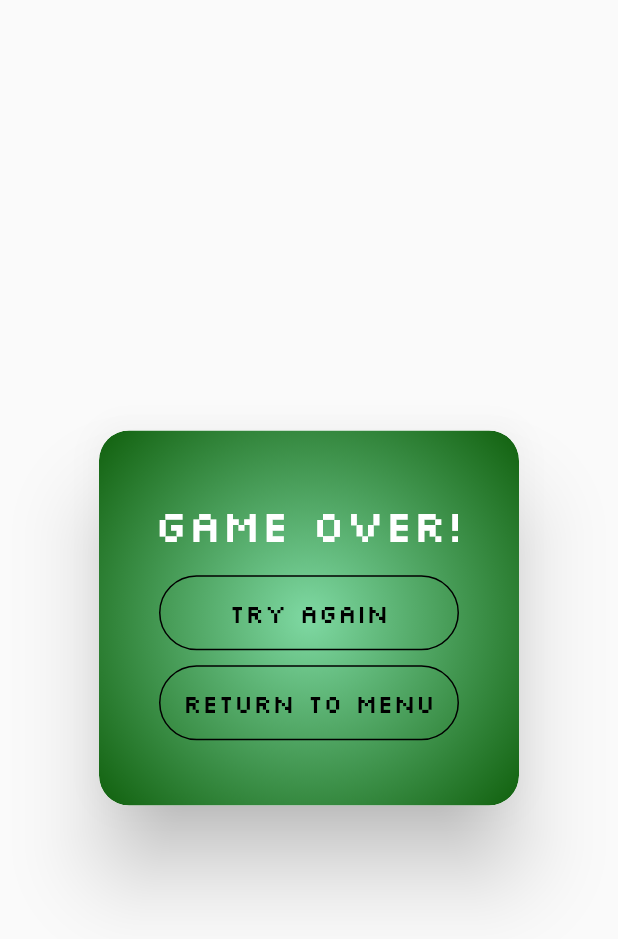
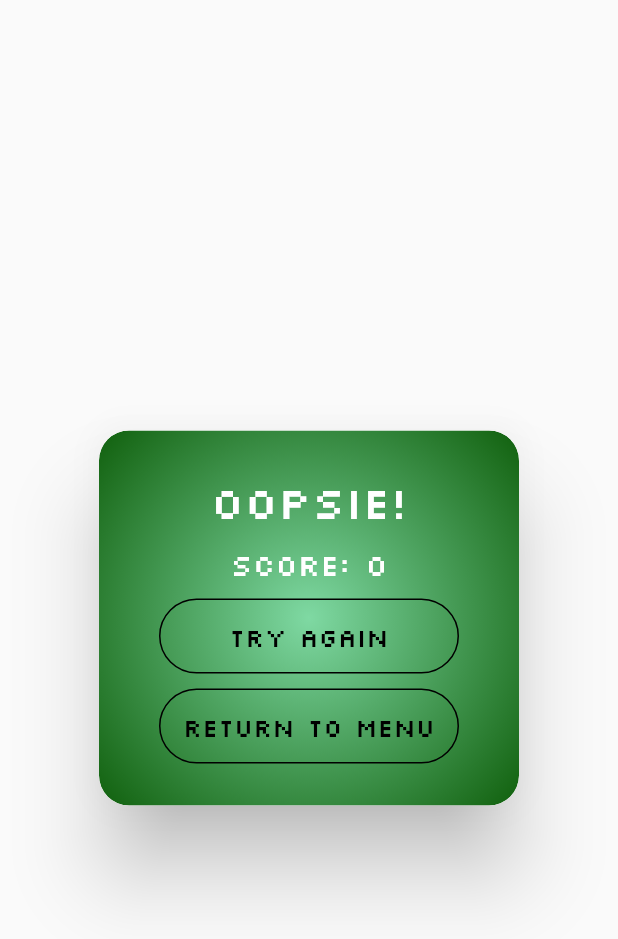
Before and after one commit to serhankars/cat_something_game, a Flutter app: the GameOverDialog widget shown alone on an empty page, opened directly, on a phone screen of 412 x 824 dp. Shown: the top 939 px of the screen. Run offline on Flutter 3.47's test engine with Material 2 defaults, Android fonts, the phone set to English and light mode, and no system bars.

Commit message:
Score is displayed, new images added

```diff
--- a/lib/main.dart
+++ b/lib/main.dart
@@ -32,6 +32,7 @@ class MyApp extends StatelessWidget {
             create: (context) => CollisionService()),
       ],
       child: MaterialApp(
+        debugShowCheckedModeBanner: false,
         title: 'Cat something',
         theme: ThemeData(
           fontFamily: 'BitmapFont',
--- a/lib/services/collision_service.dart
+++ b/lib/services/collision_service.dart
@@ -11,6 +11,7 @@ import 'mouse_positioning_service.dart';
 class CollisionService extends ChangeNotifier {
   late BuildContext context;
   late Timer collisionControlTimer;
+  bool _mouseCatched = false;
 
   void initTimer(BuildContext contextParam) {
     context = contextParam;
@@ -37,6 +38,13 @@ class CollisionService extends ChangeNotifier {
         Provider.of<MousePositioningService>(context, listen: false)
             .getCurrentAlignment();
 
+    if (!_mouseCatched &&
+        (currentCatAlignment.x - currentMouseAlignment.x).abs() < 0.06 &&
+        (currentCatAlignment.y - currentMouseAlignment.y).abs() < 0.06) {
+      _mouseCatched = true;
+      _onMouseCatched();
+    }
+
     List<Alignment> prevAlignmentOfDogs =
         dogsPositioningService.previousAlignmentsList;
     List<Alignment> nextAlignmentOfDogs =
@@ -47,14 +55,9 @@ class CollisionService extends ChangeNotifier {
               begin: prevAlignmentOfDogs[i], end: nextAlignmentOfDogs[i])
           .evaluate(dogsPositioningService.dogsAnimationController);
 
-      if ((currentCatAlignment.x - currentDogAlignment.x).abs() < 0.04 &&
-          (currentCatAlignment.y - currentDogAlignment.y).abs() < 0.04) {
+      if ((currentCatAlignment.x - currentDogAlignment.x).abs() < 0.06 &&
+          (currentCatAlignment.y - currentDogAlignment.y).abs() < 0.06) {
         _endGame();
-      }
-
-      if ((currentCatAlignment.x - currentMouseAlignment.x).abs() < 0.04 &&
-          (currentCatAlignment.y - currentMouseAlignment.y).abs() < 0.04) {
-        _onMouseCatched();
       }
     }
   }
@@ -63,6 +66,7 @@ class CollisionService extends ChangeNotifier {
     Provider.of<GameService>(context, listen: false).onMouseCatched();
     Provider.of<MousePositioningService>(context, listen: false)
         .resetPosition();
+    _mouseCatched = false;
   }
 
   void _endGame() {
--- a/lib/services/game_service.dart
+++ b/lib/services/game_service.dart
@@ -16,6 +16,7 @@ class GameService extends ChangeNotifier {
   int totalMouseCatched = 0;
 
   void initTimer(BuildContext context) {
+    totalMouseCatched = 0;
     autonumousItemsTimer = Timer.periodic(
         Duration(seconds: durationBetweenPointsForDogs), (timer) {
       if (!isGameStarted) {
--- a/lib/widgets/cat.dart
+++ b/lib/widgets/cat.dart
@@ -46,8 +46,8 @@ class _CatState extends State<Cat> with SingleTickerProviderStateMixin {
             .animate(_animationController),
         child: Image.asset(
           "assets/images/cat.png",
-          width: 50,
-          height: 50,
+          width: 45,
+          height: 45,
         ),
       );
     });
--- a/lib/widgets/game_over_dialog.dart
+++ b/lib/widgets/game_over_dialog.dart
@@ -1,12 +1,16 @@
 import 'package:cat_something_game/pages/game_page.dart';
 import 'package:cat_something_game/pages/menu_page.dart';
+import 'package:cat_something_game/services/game_service.dart';
 import 'package:flutter/material.dart';
+import 'package:provider/provider.dart';
 
 class GameOverDialog extends StatelessWidget {
   const GameOverDialog({super.key});
 
   @override
   Widget build(BuildContext context) {
+    int score =
+        Provider.of<GameService>(context, listen: false).totalMouseCatched;
     return Dialog(
       clipBehavior: Clip.antiAliasWithSaveLayer,
       insetAnimationDuration: const Duration(seconds: 5),
@@ -37,7 +41,7 @@ class GameOverDialog extends StatelessWidget {
               alignment: Alignment.center,
               fit: BoxFit.scaleDown,
               child: Text(
-                "GAME OVER!",
+                "OOPSIE!",
                 style: TextStyle(
                   fontSize: 30,
                   color: Colors.white,
@@ -45,7 +49,21 @@ class GameOverDialog extends StatelessWidget {
               ),
             ),
             const SizedBox(
-              height: 15,
+              height: 10,
+            ),
+            FittedBox(
+              alignment: Alignment.center,
+              fit: BoxFit.scaleDown,
+              child: Text(
+                "SCORE: $score",
+                style: const TextStyle(
+                  fontSize: 20,
+                  color: Colors.white,
+                ),
+              ),
+            ),
+            const SizedBox(
+              height: 10,
             ),
             SizedBox(
               width: 200,
--- a/lib/widgets/mouse.dart
+++ b/lib/widgets/mouse.dart
@@ -53,8 +53,8 @@ class _MouseState extends State<Mouse> with SingleTickerProviderStateMixin {
             .animate(_animationController),
         child: Image.asset(
           "assets/images/mouse.png",
-          width: 50,
-          height: 50,
+          width: 30,
+          height: 30,
         ),
       );
     });
--- a/pubspec.yaml
+++ b/pubspec.yaml
@@ -80,6 +80,10 @@ flutter:
   # list giving the asset and other descriptors for the font. For
   # example:
   fonts:
+    - family: CatSomething
+      fonts:
+          - asset: assets/fonts/CatSomething.ttf
+
     - family: BitmapFont
       fonts:
         - asset: assets/fonts/Silkscreen-Bold.ttf
```
Also changed, not shown: lib/cat_something_icons.dart (added, +26 -0 lines), lib/pages/game_page.dart (+39 -1 lines), lib/services/mouse_positioning_service.dart (+6 -2 lines), assets/fonts/CatSomething.ttf (added), assets/images/cat.png, assets/images/mouse.png.
